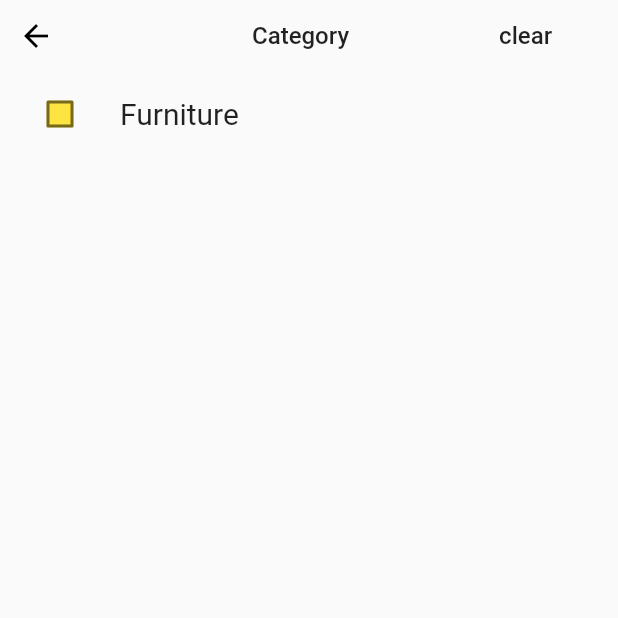
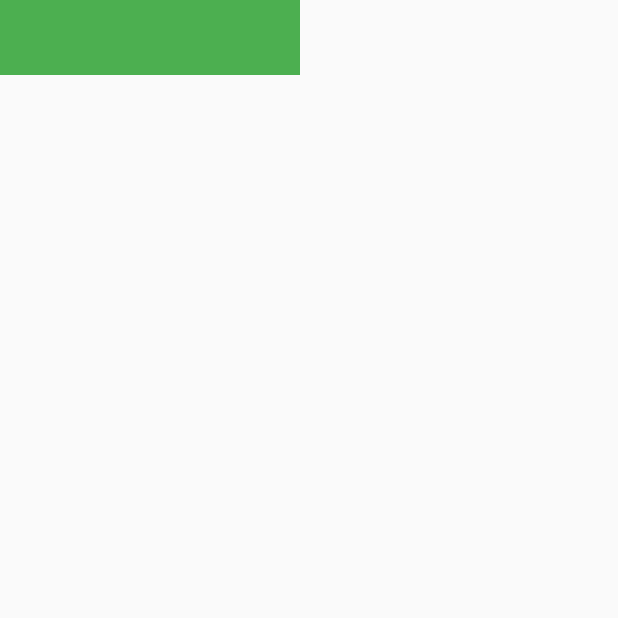
Before and after one commit to krushikapolra45/ulmo, a Flutter app: the screen it shows after launch, on a phone screen of 412 x 824 dp, the top half of it. Run offline on Flutter 3.47's test engine with Material 2 defaults, Android fonts, the light colour scheme and no system bars; Roboto replaces fonts that are missing (poppins).

Commit message:
route_screen

```diff
--- a/lib/empty_bag_screen.dart
+++ b/lib/empty_bag_screen.dart
@@ -73,6 +73,8 @@ class _EmptyBagState extends State<EmptyBag> {
             ),
             ElevatedCommon(
               elevated: "Start shopping",
+              width: double.infinity,
+              hight: 30,
             ),
           ],
         ),
--- a/lib/main.dart
+++ b/lib/main.dart
@@ -1,5 +1,7 @@
 import 'package:flutter/material.dart';
-import 'package:ulmo/filter_option_screen.dart';
+
+import 'routes_screen/app_route.dart';
+import 'routes_screen/route_name.dart';
 
 void main() {
   runApp(const MyApp());
@@ -18,7 +20,9 @@ class MyApp extends StatelessWidget {
           // colorScheme: ColorScheme.fromSeed(seedColor: Colors.white),
           // useMaterial3: false,
           ),
-      home: const FilterOptionScreen(),
+      initialRoute: Routename.initialRoute,
+      routes: AppRoute().approutes,
+      // home: const FirstRoute(),
     );
   }
 }
--- /dev/null
+++ b/lib/routes_screen/app_route.dart
@@ -0,0 +1,14 @@
+import 'package:flutter/material.dart';
+import 'package:ulmo/routes_screen/route_name.dart';
+import 'package:ulmo/routes_screen/second_route.dart';
+import 'package:ulmo/routes_screen/third_route.dart';
+
+import 'first_route.dart';
+
+class AppRoute {
+  Map<String, Widget Function(BuildContext)> approutes = {
+    Routename.initialRoute: (context) => const FirstRoute(),
+    Routename.secondtroute: (context) => const SecondRoute(),
+    Routename.thirdroute: (context) => const ThirdRoute(),
+  };
+}
--- /dev/null
+++ b/lib/routes_screen/first_route.dart
@@ -0,0 +1,32 @@
+import 'package:flutter/material.dart';
+import 'package:ulmo/routes_screen/route_name.dart';
+
+class FirstRoute extends StatefulWidget {
+  const FirstRoute({Key? key}) : super(key: key);
+
+  @override
+  State<FirstRoute> createState() => _FirstRouteState();
+}
+
+class _FirstRouteState extends State<FirstRoute> {
+  @override
+  Widget build(BuildContext context) {
+    return Scaffold(
+      body: SafeArea(
+          child: Column(
+        children: [
+          GestureDetector(
+            onTap: () {
+              Navigator.pushNamed(context, Routename.secondtroute);
+            },
+            child: Container(
+              width: 200,
+              height: 50,
+              color: Colors.green,
+            ),
+          ),
+        ],
+      )),
+    );
+  }
+}
--- /dev/null
+++ b/lib/routes_screen/route_name.dart
@@ -0,0 +1,5 @@
+class Routename {
+  static const String initialRoute = '/';
+  static const String secondtroute = '/secondtroute';
+  static const String thirdroute = '/thirdroute';
+}
```
Also changed, not shown: lib/common_widget/elevated_common.dart (+15 -9 lines), lib/common_widget/filter_common.dart (added, +37 -0 lines), lib/filter_screen.dart (added, +125 -0 lines), lib/routes_screen/second_route.dart (added, +33 -0 lines), lib/routes_screen/third_route.dart (added, +32 -0 lines).
